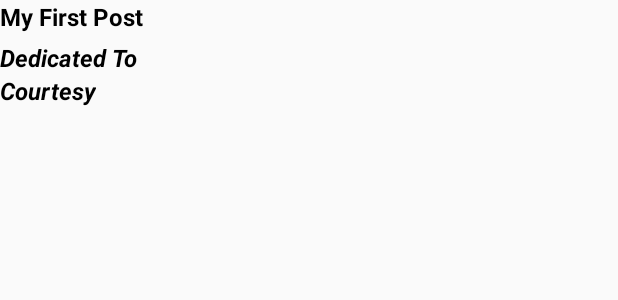
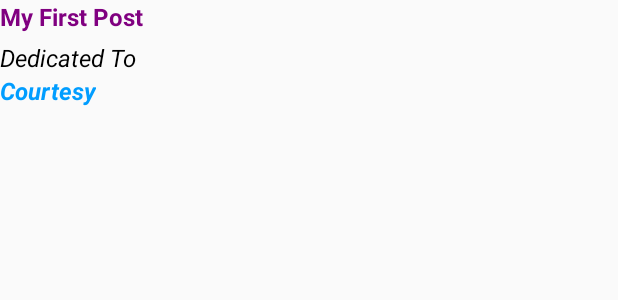
Before and after one commit to brcprasanna/divine-book, an Android app: the layout include_post_text.xml on its own in the app's theme, with its tools: preview values and no code run, on a phone screen of 412 x 824 dp. Shown: the top 300 px of the screen. Run offline under Robolectric (Android 15) with nearby library versions, the phone set to English and light mode, and no system bars; plain views replace SimpleDraweeView.

Commit message:
UI Changes

```diff
--- a/app/src/main/res/layout/include_post_text.xml
+++ b/app/src/main/res/layout/include_post_text.xml
@@ -9,11 +9,11 @@
 
     <TextView
         android:id="@+id/post_title"
-        style="@style/TextAppearance.AppCompat.Headline"
+        style="@style/TextAppearance.AppCompat.Medium"
         android:layout_width="wrap_content"
         android:layout_height="wrap_content"
         android:ellipsize="end"
-        android:textColor="@color/black"
+        android:textColor="@color/purple"
         android:textSize="16sp"
         android:textStyle="bold"
         tools:text="My First Post" />
@@ -27,7 +27,7 @@
         android:ellipsize="end"
         android:textColor="@color/black"
         android:textSize="16sp"
-        android:textStyle="italic|bold"
+        android:textStyle="italic"
         tools:text="Dedicated To" />
 
 
@@ -38,7 +38,7 @@
         android:layout_height="wrap_content"
         android:layout_marginBottom="5dp"
         android:ellipsize="end"
-        android:textColor="@color/black"
+        android:textColor="@color/blue"
         android:textSize="16sp"
         android:textStyle="italic|bold"
 
@@ -46,11 +46,14 @@
 
     <TextView
         android:id="@+id/post_body"
-        style="@style/TextAppearance.AppCompat.Medium"
+        style="@style/TextAppearance.AppCompat.Headline"
         android:layout_width="wrap_content"
         android:layout_height="wrap_content"
-        android:ellipsize="end"
-        android:maxLines="8"
+        android:layout_marginBottom="10dp"
+        android:ellipsize="middle"
+        android:maxLines="2"
+        android:textColor="@color/blue_600"
+        android:textSize="16sp"
         android:textStyle="bold" />
 
     <!-- Optional parameter animation_duration: sets the duration of the expand animation -->
```
Also changed, not shown: app/src/main/res/layout/include_post_text_detail.xml (+6 -4 lines).
